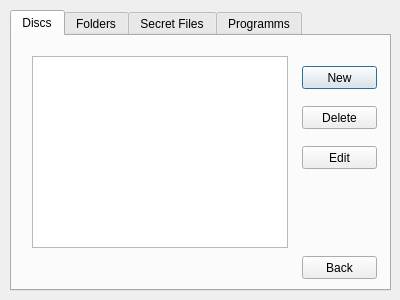
Qt form protectedobjects.ui (vk2231/VK) before a commit.
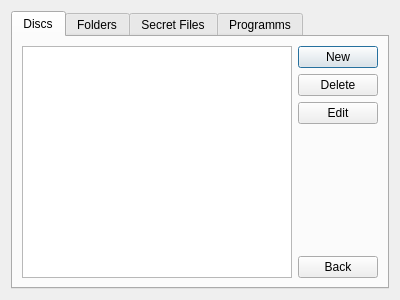
The same form after that commit.

```diff
--- a/protectedobjects.ui
+++ b/protectedobjects.ui
@@ -13,15 +13,9 @@
   <property name="windowTitle">
    <string>Dialog</string>
   </property>
+  <layout class="QVBoxLayout" name="verticalLayout">
+   <item>
   <widget class="QTabWidget" name="tabWidget">
-   <property name="geometry">
-    <rect>
-     <x>10</x>
-     <y>10</y>
-     <width>381</width>
-     <height>281</height>
-    </rect>
-   </property>
    <property name="currentIndex">
     <number>0</number>
    </property>
@@ -29,68 +23,52 @@
     <attribute name="title">
      <string>Discs</string>
     </attribute>
-    <widget class="QListView" name="listView">
-     <property name="geometry">
-      <rect>
-       <x>20</x>
-       <y>20</y>
-       <width>256</width>
-       <height>192</height>
-      </rect>
-     </property>
-    </widget>
+      <layout class="QGridLayout" name="gridLayout">
+       <item row="0" column="1">
     <widget class="QPushButton" name="pushButton">
-     <property name="geometry">
-      <rect>
-       <x>290</x>
-       <y>30</y>
-       <width>75</width>
-       <height>23</height>
-      </rect>
-     </property>
      <property name="text">
       <string>New</string>
      </property>
     </widget>
+       </item>
+       <item row="1" column="1">
     <widget class="QPushButton" name="pushButton_2">
-     <property name="geometry">
-      <rect>
-       <x>290</x>
-       <y>70</y>
-       <width>75</width>
-       <height>23</height>
-      </rect>
-     </property>
      <property name="text">
       <string>Delete</string>
      </property>
     </widget>
+       </item>
+       <item row="2" column="1">
     <widget class="QPushButton" name="pushButton_3">
-     <property name="geometry">
-      <rect>
-       <x>290</x>
-       <y>110</y>
-       <width>75</width>
-       <height>23</height>
-      </rect>
-     </property>
      <property name="text">
       <string>Edit</string>
      </property>
     </widget>
+       </item>
+       <item row="4" column="1">
+        <spacer name="verticalSpacer">
+         <property name="orientation">
+          <enum>Qt::Vertical</enum>
+         </property>
+         <property name="sizeHint" stdset="0">
+          <size>
+           <width>20</width>
+           <height>40</height>
+          </size>
+         </property>
+        </spacer>
+       </item>
+       <item row="0" column="0" rowspan="6">
+        <widget class="QListView" name="listView"/>
+       </item>
+       <item row="5" column="1">
     <widget class="QPushButton" name="pushButton_4">
-     <property name="geometry">
-      <rect>
-       <x>290</x>
-       <y>220</y>
-       <width>75</width>
-       <height>23</height>
-      </rect>
-     </property>
      <property name="text">
       <string>Back</string>
      </property>
     </widget>
+       </item>
+      </layout>
    </widget>
    <widget class="QWidget" name="tab_3">
     <attribute name="title">
@@ -108,6 +86,8 @@
     </attribute>
    </widget>
   </widget>
+   </item>
+  </layout>
  </widget>
  <resources/>
  <connections/>
```
Lines whose indentation alone changed are shown as unchanged.
